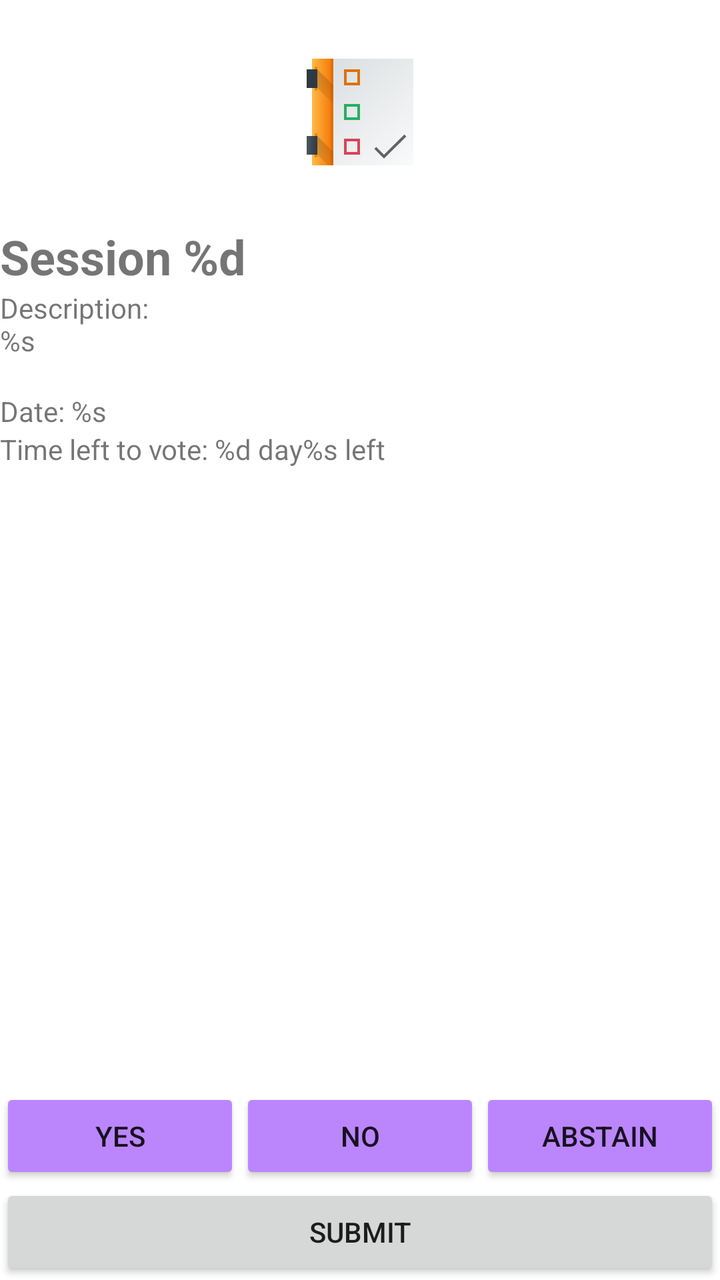
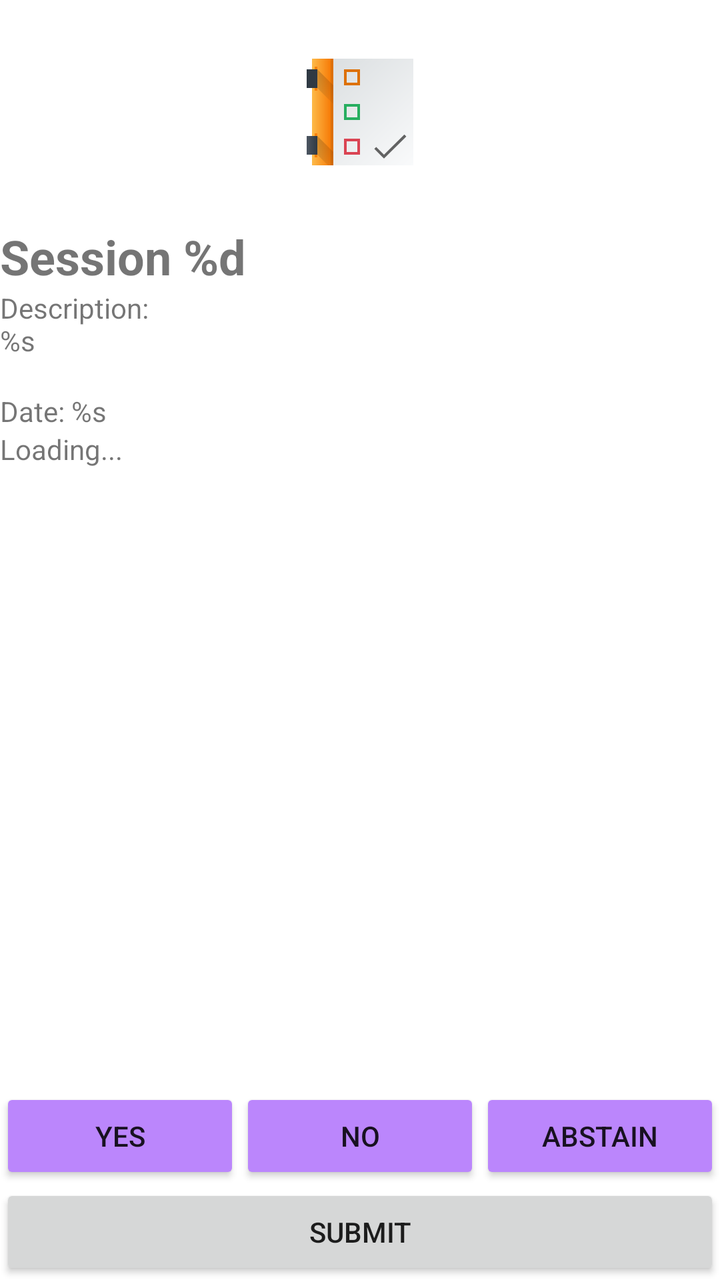

An Android layout rendered at two revisions. The XML below is the earlier revision; the diff shows what the commit changed to produce the second picture.
<!-- AndroidManifest.xml: application theme Theme.DecideIT -->
<!-- res/layout/activity_decide.xml -->
<?xml version="1.0" encoding="utf-8"?>
<LinearLayout xmlns:android="http://schemas.android.com/apk/res/android"
    xmlns:app="http://schemas.android.com/apk/res-auto"
    xmlns:tools="http://schemas.android.com/tools"
    android:id="@+id/main"
    android:layout_width="match_parent"
    android:layout_height="match_parent"
    android:orientation="vertical"
    tools:context=".DecideActivity">

    <ImageView
        android:id="@+id/appLogo4"
        android:layout_width="match_parent"
        android:layout_height="wrap_content"
        android:contentDescription="@string/LogoDescription"
        android:paddingTop="@dimen/LogoPadding"
        android:paddingBottom="@dimen/LogoPadding"
        app:srcCompat="@drawable/logo" />

    <TextView
        android:id="@+id/sessionTitle"
        android:layout_width="match_parent"
        android:layout_height="wrap_content"
        android:text="@string/SessionText"
        android:textAlignment="center"
        android:textSize="@dimen/AppTitleSize"
        android:textStyle="bold" />

    <TextView
        android:id="@+id/descriptionText"
        android:layout_width="match_parent"
        android:layout_height="wrap_content"
        android:text="@string/DescriptionText" />

    <TextView
        android:id="@+id/dateText"
        android:layout_width="match_parent"
        android:layout_height="wrap_content"
        android:text="@string/SessionDateText" />

    <TextView
        android:id="@+id/timeLeftText"
        android:layout_width="match_parent"
        android:layout_height="wrap_content"
        android:text="@string/TimeLeftText" />

    <TextView
        android:id="@+id/alreadyVotedTextView"
        android:layout_width="match_parent"
        android:layout_height="wrap_content" />

    <Space
        android:layout_width="match_parent"
        android:layout_height="match_parent"
        android:layout_weight="1" />

    <LinearLayout
        android:layout_width="match_parent"
        android:layout_height="wrap_content"
        android:orientation="horizontal">

        <Button
            android:id="@+id/yesButton"
            android:layout_width="wrap_content"
            android:layout_height="wrap_content"
            android:layout_weight="1"
            android:backgroundTint="@color/purple_200"
            android:onClick="castVote"
            android:text="@string/VoteYes"
            tools:ignore="ButtonStyle" />

        <Button
            android:id="@+id/noButton"
            android:layout_width="wrap_content"
            android:layout_height="wrap_content"
            android:layout_weight="1"
            android:backgroundTint="@color/purple_200"
            android:onClick="castVote"
            android:text="@string/VoteNo"
            tools:ignore="ButtonStyle" />

        <Button
            android:id="@+id/abstainButton"
            android:layout_width="wrap_content"
            android:layout_height="wrap_content"
            android:layout_weight="1"
            android:backgroundTint="@color/purple_200"
            android:onClick="castVote"
            android:text="@string/VoteAbstain"
            tools:ignore="ButtonStyle" />
    </LinearLayout>

    <Button
        android:id="@+id/submitVoteButton"
        android:layout_width="match_parent"
        android:layout_height="wrap_content"
        android:onClick="submitVote"
        android:text="@string/SubmitButton" />
</LinearLayout>
<!-- resources referenced by this layout -->
<resources>
  <color name="purple_200">#FFBB86FC</color>
  <dimen name="AppTitleSize">24sp</dimen>
  <dimen name="LogoPadding">24dp</dimen>
  <!-- drawable logo: vector/xml drawable (drawable, 5149 chars, omitted) -->
  <string name="DescriptionText">Description:\n%s\n</string>
  <string name="LogoDescription">Logo of the application.\nSource: KOrganizer from the default KDE Breeze icon theme.</string>
  <string name="SessionDateText">Date: %s</string>
  <string name="SessionText">Session %d</string>
  <string name="SubmitButton">Submit</string>
  <string name="TimeLeftText">Time left to vote: %d day%s left</string>
  <string name="VoteAbstain">Abstain</string>
  <string name="VoteNo">No</string>
  <string name="VoteYes">Yes</string>
  <style name="Theme.DecideIT" parent="Theme.MaterialComponents.DayNight.NoActionBar">
          
          <item name="colorPrimary">@color/purple_500</item>
          <item name="colorPrimaryVariant">@color/purple_700</item>
          <item name="colorOnPrimary">@color/white</item>
          
          <item name="colorSecondary">@color/teal_200</item>
          <item name="colorSecondaryVariant">@color/teal_700</item>
          <item name="colorOnSecondary">@color/black</item>
          
          <item name="android:statusBarColor">?attr/colorPrimaryVariant</item>
          
      </style>
  <color name="purple_500">#FF6200EE</color>
  <color name="purple_700">#FF3700B3</color>
  <color name="white">#FFFFFFFF</color>
  <color name="teal_200">#FF03DAC5</color>
  <color name="teal_700">#FF018786</color>
  <color name="black">#FF000000</color>
</resources>

<!-- the commit's change to res/layout/activity_decide.xml (unified diff, before → after) -->
@@ -42,7 +42,7 @@
         android:id="@+id/timeLeftText"
         android:layout_width="match_parent"
         android:layout_height="wrap_content"
-        android:text="@string/TimeLeftText" />
+        android:text="@string/LoadingPlaceholder" />
 
     <TextView
         android:id="@+id/alreadyVotedTextView"
<!-- resource entries referenced after the edit -->
@@ -5,11 +5,11 @@
   <dimen name="LogoPadding">24dp</dimen>
   <!-- drawable logo: vector/xml drawable (drawable, 5149 chars, omitted) -->
   <string name="DescriptionText">Description:\n%s\n</string>
+  <string name="LoadingPlaceholder">Loading...</string>
   <string name="LogoDescription">Logo of the application.\nSource: KOrganizer from the default KDE Breeze icon theme.</string>
   <string name="SessionDateText">Date: %s</string>
   <string name="SessionText">Session %d</string>
   <string name="SubmitButton">Submit</string>
-  <string name="TimeLeftText">Time left to vote: %d day%s left</string>
   <string name="VoteAbstain">Abstain</string>
   <string name="VoteNo">No</string>
   <string name="VoteYes">Yes</string>
